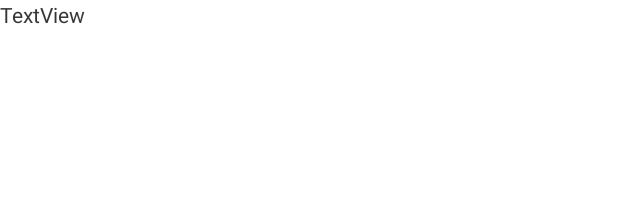
After one commit to dreamertino/simple-golf-score-marker, an Android app: the layout history_session.xml on its own in the app's theme, with its tools: preview values and no code run, on a phone screen of 412 x 824 dp. The commit adds this screen. Shown: the top 197 px of the screen. Run offline under Robolectric (Android 15) with nearby library versions, the phone set to English and light mode, and no system bars.

Commit message:
feat: Display history step2 no crash

```diff
--- a/app/src/main/java/fr/perso/tino/simplegolfmarker/AppDatabase.kt
+++ b/app/src/main/java/fr/perso/tino/simplegolfmarker/AppDatabase.kt
@@ -4,11 +4,13 @@ import android.content.Context
 import androidx.room.Database
 import androidx.room.Room
 import androidx.room.RoomDatabase
+import androidx.room.TypeConverters
 import fr.perso.tino.simplegolfmarker.dao.SessionDao
 import fr.perso.tino.simplegolfmarker.model.HoleResult
 import fr.perso.tino.simplegolfmarker.model.SessionResult
 
-@Database(entities = arrayOf(SessionResult::class, HoleResult::class), version = 1)
+@Database(entities = arrayOf(SessionResult::class, HoleResult::class), version = 3)
+@TypeConverters(Converters::class)
 abstract class AppDatabase : RoomDatabase() {
     abstract fun sessionDao(): SessionDao
 
--- a/app/src/main/java/fr/perso/tino/simplegolfmarker/ScoreForOneHoleViewModel.kt
+++ b/app/src/main/java/fr/perso/tino/simplegolfmarker/ScoreForOneHoleViewModel.kt
@@ -25,6 +25,7 @@ class ScoreForOneHoleViewModel(application: Application) : AndroidViewModel(appl
         Log.i("ScoreForOneHoleViewModl", "view created")
         val sessionDao = AppDatabase.getDatabase(application).sessionDao()
         repo = SessionRepository(sessionDao)
+        scores[1] = 2
     }
 
     fun increaseCurrentScore() {
@@ -75,6 +76,7 @@ class ScoreForOneHoleViewModel(application: Application) : AndroidViewModel(appl
 
     fun saveCurrentSession() = viewModelScope.launch {
         Log.i("GameModel", "Enregistrement de la session ...")
+        val session = SessionResult(0)
         val sToSave =
             scores.entries.map { it -> HoleResult(0, it.key, it.value, 0) }.toMutableList()
         repo.insertFullSession(SessionResult(0), sToSave)
--- a/app/src/main/java/fr/perso/tino/simplegolfmarker/ui/history/HistoryViewModel.kt
+++ b/app/src/main/java/fr/perso/tino/simplegolfmarker/ui/history/HistoryViewModel.kt
@@ -10,15 +10,16 @@ import fr.perso.tino.simplegolfmarker.model.SessionResult
 
 class HistoryViewModel(application: Application) : AndroidViewModel(application) {
     private val repo: SessionRepository
-    var sessions: LiveData<List<SessionResult>>
+    val sessions: LiveData<List<SessionResult>>
 
     init {
-        Log.i("ScoreForOneHoleViewModl", "view created")
+        Log.i("History", "view created")
         val sessionDao = AppDatabase.getDatabase(application).sessionDao()
         repo = SessionRepository(sessionDao)
         Log.i("History", "Chargement des sessions ...")
         sessions = repo.getAllSessions()
         Log.i("History", "Chargement des sessions OK")
+        Log.i("History", "${sessions.value?.size} sessions ont été trouvéees")
         sessions.value?.forEach { Log.d("History", "Détail de la session $it") }
     }
 }
--- a/app/src/main/res/layout/history_fragment.xml
+++ b/app/src/main/res/layout/history_fragment.xml
@@ -6,6 +6,11 @@
     android:layout_width="match_parent"
     android:layout_height="match_parent"
     tools:context=".ui.history.HistoryFragment">
+
+    <androidx.recyclerview.widget.RecyclerView
+        android:id="@+id/recycleView"
+        android:layout_width="match_parent"
+        android:layout_height="match_parent" />
 
     <TextView
         android:id="@+id/message"
--- /dev/null
+++ b/app/src/main/res/layout/history_session.xml
@@ -0,0 +1,18 @@
+<?xml version="1.0" encoding="utf-8"?>
+<FrameLayout xmlns:android="http://schemas.android.com/apk/res/android"
+    android:layout_width="match_parent"
+    android:layout_height="match_parent">
+
+    <TextView
+        android:id="@+id/sessionIdLabel"
+        android:layout_width="wrap_content"
+        android:layout_height="wrap_content"
+        android:text="TextView" />
+
+    <TextView
+        android:id="@+id/sessionId"
+        android:layout_width="wrap_content"
+        android:layout_height="wrap_content"
+        android:text="TextView" />
+
+</FrameLayout>
```
Also changed, not shown: app/src/main/java/fr/perso/tino/simplegolfmarker/Converters.kt (added, +16 -0 lines), app/src/main/java/fr/perso/tino/simplegolfmarker/SessionListAdapter.kt (added, +40 -0 lines), app/src/main/java/fr/perso/tino/simplegolfmarker/SessionRepository.kt (+34 -2 lines), app/src/main/java/fr/perso/tino/simplegolfmarker/dao/SessionDao.kt (+15 -3 lines), app/src/main/java/fr/perso/tino/simplegolfmarker/model/SessionResult.kt (+9 -4 lines), app/src/main/java/fr/perso/tino/simplegolfmarker/ui/history/HistoryFragment.kt (+14 -2 lines).
